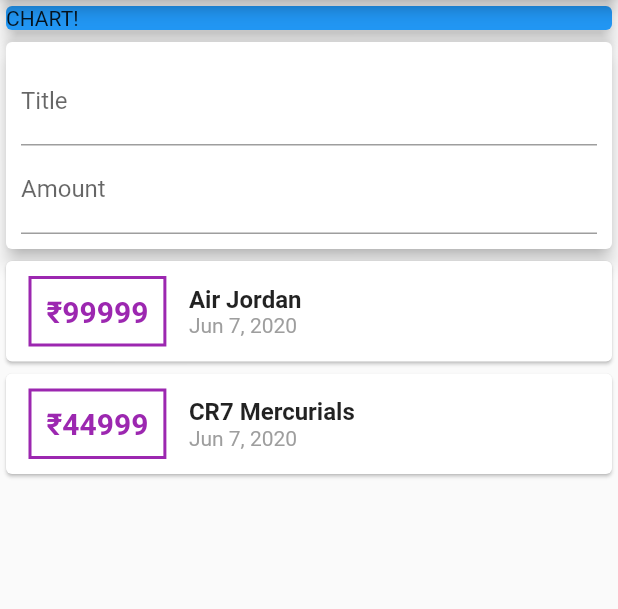
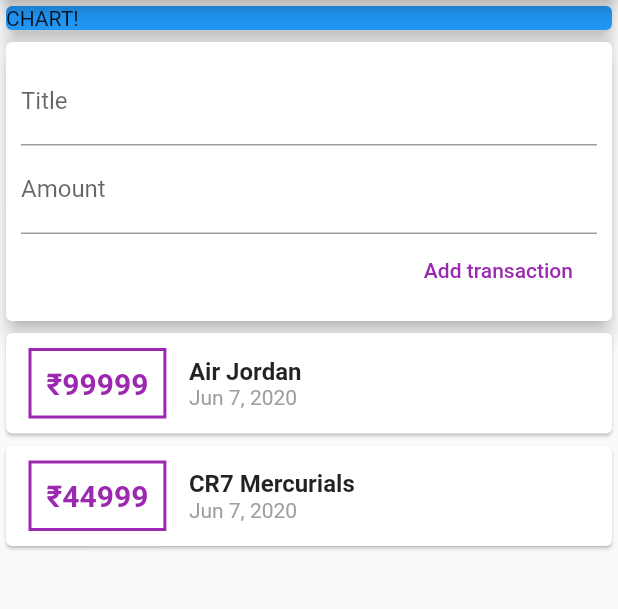
Before and after one commit to SaquibAnwar/Flutter_Bootcamp, a Flutter app: the screen it shows after launch, on a phone screen of 412 x 824 dp, the part 84-693 px from its top. Run offline on Flutter 3.47's test engine with Material 2 defaults, Android fonts, the phone set to English and light mode, and no system bars.

Commit message:
adding input functionality

```diff
--- a/ExpenseTracker/lib/main.dart
+++ b/ExpenseTracker/lib/main.dart
@@ -30,6 +30,10 @@ class MyHomePage extends StatelessWidget {
       date: DateTime.now(),
     ),
   ];
+  // String titleInput;
+  // String amountInput;
+  final titleController = TextEditingController();
+  final amountController = TextEditingController();
 
   @override
   Widget build(BuildContext context) {
@@ -53,13 +57,26 @@ class MyHomePage extends StatelessWidget {
             child: Container(
               padding: EdgeInsets.all(10),
               child: Column(
+                crossAxisAlignment: CrossAxisAlignment.end,
                 children: <Widget>[
                   TextField(
                     decoration: InputDecoration(labelText: 'Title'),
+                    controller: titleController,
+                    // onChanged: (val) => titleInput = val,
                   ),
                   TextField(
                     decoration: InputDecoration(labelText: 'Amount'),
+                    controller: amountController,
+                    // onChanged: (val) => amountInput = val,
                   ),
+                  FlatButton(
+                    onPressed: () {
+                      print(titleController.text);
+                      print(amountController.text);
+                    },
+                    textColor: Colors.purple,
+                    child: Text('Add transaction'),
+                  )
                 ],
               ),
             ),
```
